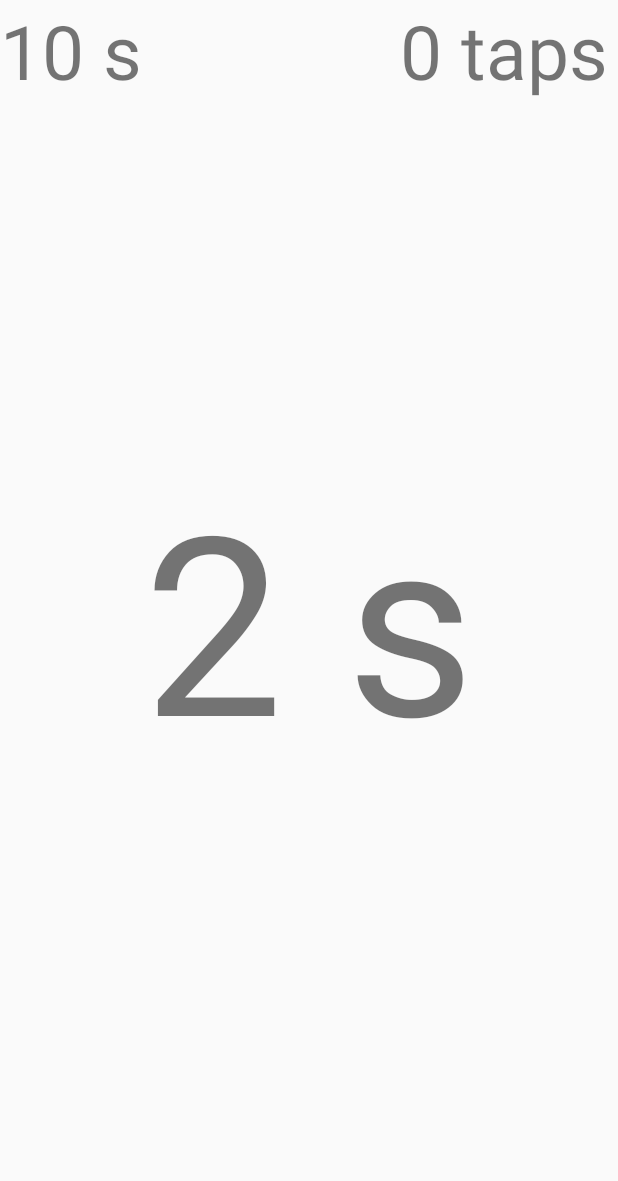
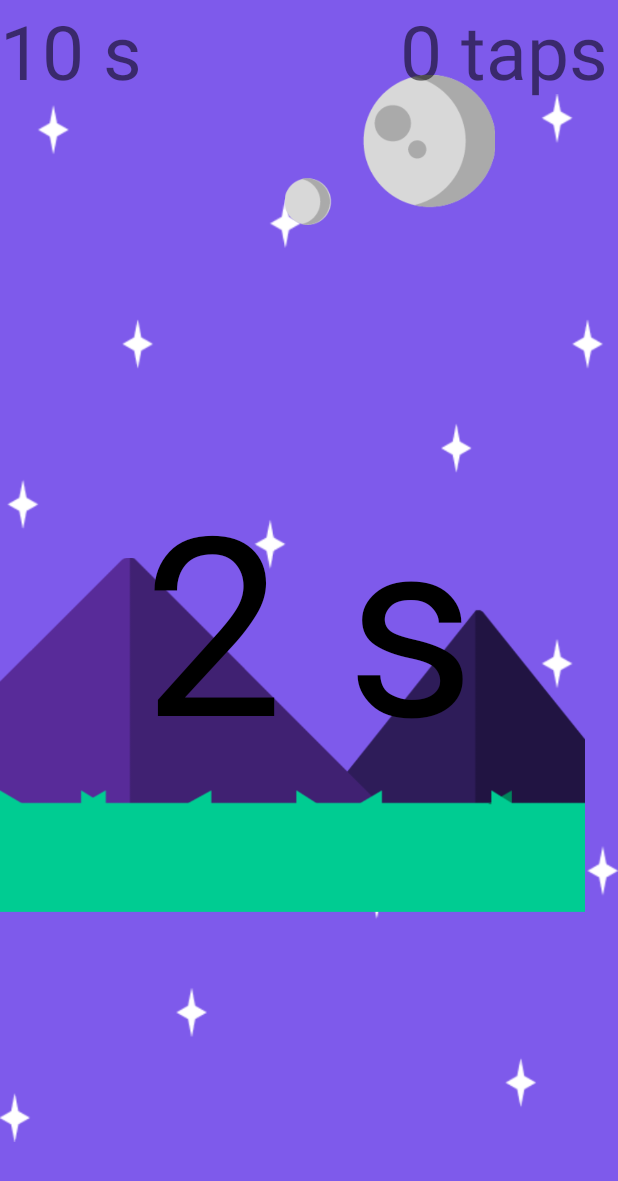
Before and after one commit to rafaelmv/Bounty, an Android app: the GameActivity screen opened directly, with no data from a screen before it, on a phone screen of 412 x 824 dp. Shown: the top 1181 px of the screen. Run offline under Robolectric (Android 15) with nearby library versions, the phone set to English and light mode, and no system bars; our stand-ins replace Picasso, Volley; network calls fail; pictures from the network do not load.

Commit message:
Assets ready

```diff
--- a/app/src/main/java/com/equicoganador/bounty/GameActivity.java
+++ b/app/src/main/java/com/equicoganador/bounty/GameActivity.java
@@ -205,7 +205,6 @@
                 setGameTimer(getApplicationContext());
             }
         }.start();
-
     }
 
 }
--- a/app/src/main/res/layout/activity_game.xml
+++ b/app/src/main/res/layout/activity_game.xml
@@ -7,6 +7,30 @@
     android:fitsSystemWindows="true"
     tools:context="com.equicoganador.bounty.GameActivity">
 
+    <RelativeLayout
+        android:layout_width="match_parent"
+        android:layout_height="match_parent"
+        android:background="#7E5AEB">
+
+        <ImageView
+            android:layout_width="match_parent"
+            android:layout_height="match_parent"
+            android:src="@drawable/stars" />
+
+    </RelativeLayout>
+
+    <ImageView
+        android:layout_height="100dp"
+        android:layout_width="200dp"
+        android:src="@drawable/moon"
+        android:layout_marginStart="160dp"
+        android:layout_marginTop="50dp"/>
+
+    <ImageView
+        android:layout_height="240dp"
+        android:layout_width="390dp"
+        android:layout_marginTop="370dp"
+        android:src="@drawable/ground"/>
 
     <include layout="@layout/content_game" />
 
--- a/app/src/main/res/layout/content_game.xml
+++ b/app/src/main/res/layout/content_game.xml
@@ -4,14 +4,14 @@
     xmlns:tools="http://schemas.android.com/tools"
     android:layout_width="match_parent"
     android:layout_height="match_parent"
-
     app:layout_behavior="@string/appbar_scrolling_view_behavior"
     tools:context="com.equicoganador.bounty.GameActivity"
     tools:showIn="@layout/activity_game">
 
+
     <TextView
         android:text="10 s"
-        android:textSize="50dp"
+        android:textSize="50sp"
         android:layout_width="wrap_content"
         android:layout_height="wrap_content"
         android:id="@+id/countdown_text"/>
@@ -44,6 +44,7 @@
         android:layout_width="match_parent"
         android:layout_height="match_parent"
         android:gravity="center"
-        android:id="@+id/game_start_countdown"/>
+        android:id="@+id/game_start_countdown"
+        android:textColor="#000000" />
 
 </RelativeLayout>
```
Also changed, not shown: app/src/main/res/drawable/ground.png (added), app/src/main/res/drawable/moon.png (added), app/src/main/res/drawable/stars.png (added).
